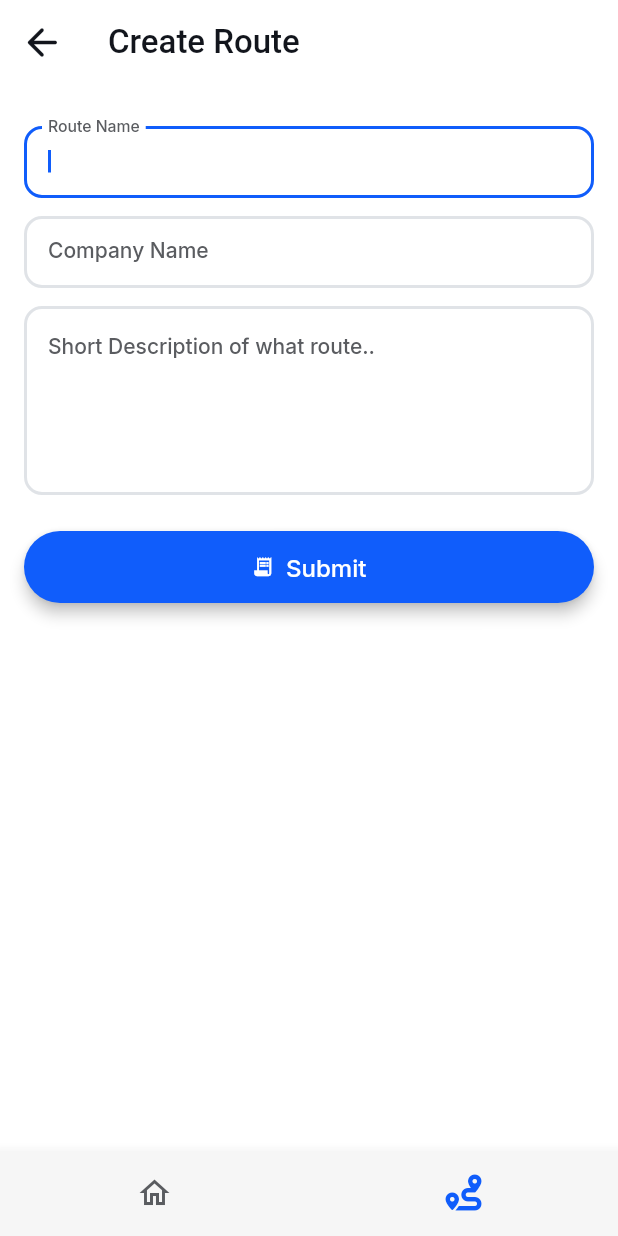
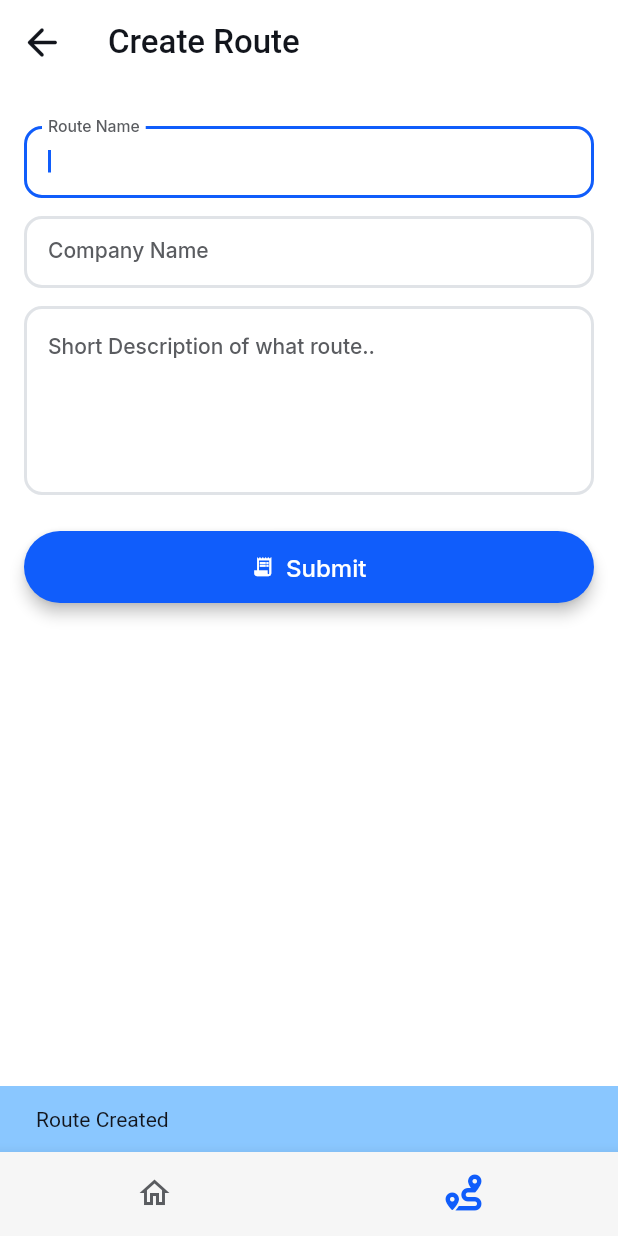
Before and after one commit to agarhouse/Route-Buddy, a Flutter app: the screen it shows once a user with an empty profile is signed in, item 2 of the bottom bar chosen, after a tap on "Submit", on a phone screen of 412 x 824 dp. Run offline on Flutter 3.47's test engine with Material 3 defaults, Android fonts, the phone set to English and light mode, and no system bars; drawn by our look-alikes of auto_size_text; our stand-ins replace cloud_firestore, firebase_auth, firebase_core, flutter_animate, font_awesome_flutter, from_css_color and 10 more; missing offline and left inert: json_path; accounts and stored records are empty; Roboto replaces fonts that are missing (Readex Pro).

Commit message:
Updating to latest FlutterFlow output.

```diff
--- a/lib/submit_route_details/submit_route_details_widget.dart
+++ b/lib/submit_route_details/submit_route_details_widget.dart
@@ -292,6 +292,19 @@ class _SubmitRouteDetailsWidgetState extends State<SubmitRouteDetailsWidget> {
                                   _model.routeCompanyNameTextController.text,
                               routedesc: _model.textController3.text,
                             ));
+                        ScaffoldMessenger.of(context).showSnackBar(
+                          SnackBar(
+                            content: Text(
+                              'Route Created',
+                              style: TextStyle(
+                                color: FlutterFlowTheme.of(context).primaryText,
+                              ),
+                            ),
+                            duration: const Duration(milliseconds: 4000),
+                            backgroundColor:
+                                FlutterFlowTheme.of(context).secondary,
+                          ),
+                        );
                         context.safePop();
                       },
                       text: 'Submit',
```
